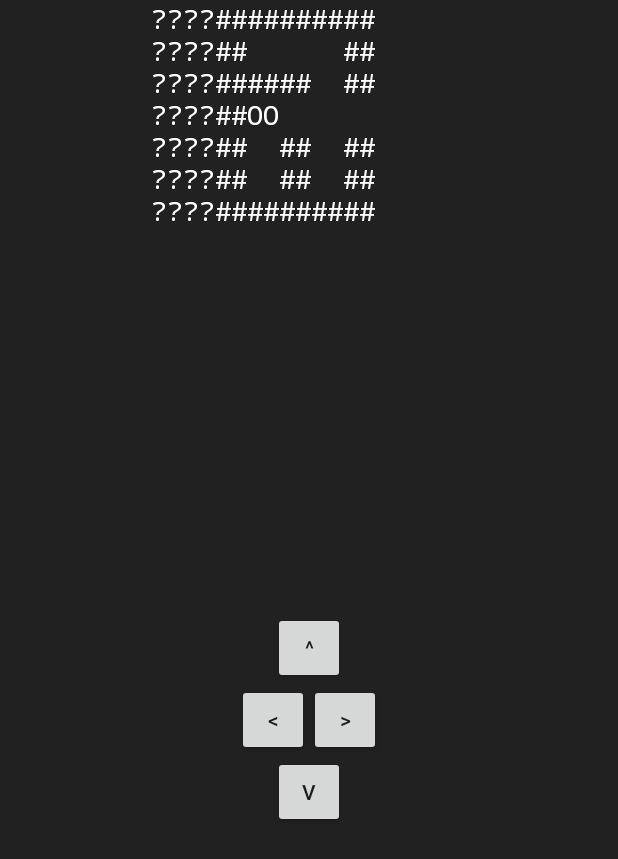
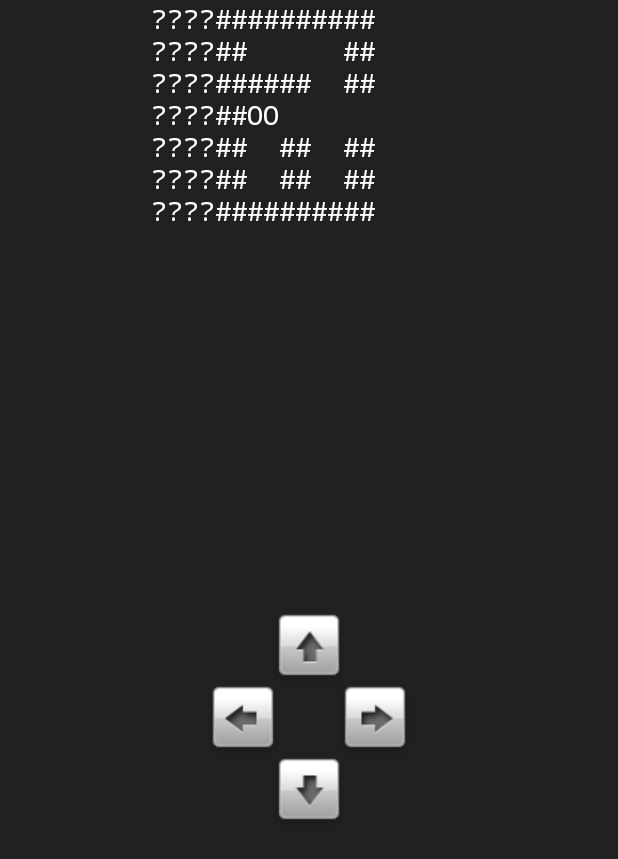
Before and after one commit to clockworkrage/android-project, an Android app: the GameActivity screen opened directly, with no data from a screen before it, on a phone screen of 412 x 824 dp. Shown: the top 859 px of the screen. Run offline under Robolectric (Android 15) with nearby library versions, the phone set to English and light mode, and no system bars.

Commit message:
changed view of buttons in game

```diff
--- a/app/src/main/res/layout/activity_game.xml
+++ b/app/src/main/res/layout/activity_game.xml
@@ -16,7 +16,7 @@
         style="?android:attr/buttonStyleSmall"
         android:layout_width="wrap_content"
         android:layout_height="wrap_content"
-        android:text="@string/button_top"
+        android:background="@drawable/arrow_up"
         android:id="@+id/button"
         android:onClick="onClickTop"
         android:layout_gravity="center_horizontal" />
@@ -31,14 +31,16 @@
                 style="?android:attr/buttonStyleSmall"
                 android:layout_width="wrap_content"
                 android:layout_height="wrap_content"
-                android:text="@string/button_left"
+                android:layout_marginRight="20dp"
+                android:background="@drawable/arrow_left"
                 android:onClick="onClickLeft"
                 android:id="@+id/button3" />
             <Button
                 style="?android:attr/buttonStyleSmall"
                 android:layout_width="wrap_content"
                 android:layout_height="wrap_content"
-                android:text="@string/button_right"
+                android:layout_marginLeft="20dp"
+                android:background="@drawable/arrow_right"
                 android:onClick="onClickRight"
                 android:id="@+id/button4" />
 
@@ -49,7 +51,7 @@
         style="?android:attr/buttonStyleSmall"
         android:layout_width="wrap_content"
         android:layout_height="wrap_content"
-        android:text="@string/button_bottom"
+        android:background="@drawable/arrow_down"
         android:id="@+id/button2"
         android:onClick="onClickBottom"
         android:layout_gravity="center_horizontal" />
--- a/app/src/main/res/values/strings.xml
+++ b/app/src/main/res/values/strings.xml
@@ -3,10 +3,6 @@
     <string name="join_game">Присоединиться</string>
     <string name="create_game">Создать новую комнату</string>
     <string name="game_resourse">^</string>
-    <string name="button_bottom">v</string>
-    <string name="button_top">^</string>
-    <string name="button_left"><![CDATA[<]]></string>
-    <string name="button_right"><![CDATA[>]]></string>
     <string-array name="screen_array">
         <item>Одиночная игра</item>
         <item>Играть с друзьями</item>
```
Also changed, not shown: app/src/main/res/drawable/arrow_down.png (added), app/src/main/res/drawable/arrow_left.png (added), app/src/main/res/drawable/arrow_right.png (added), app/src/main/res/drawable/arrow_up.png (added).
